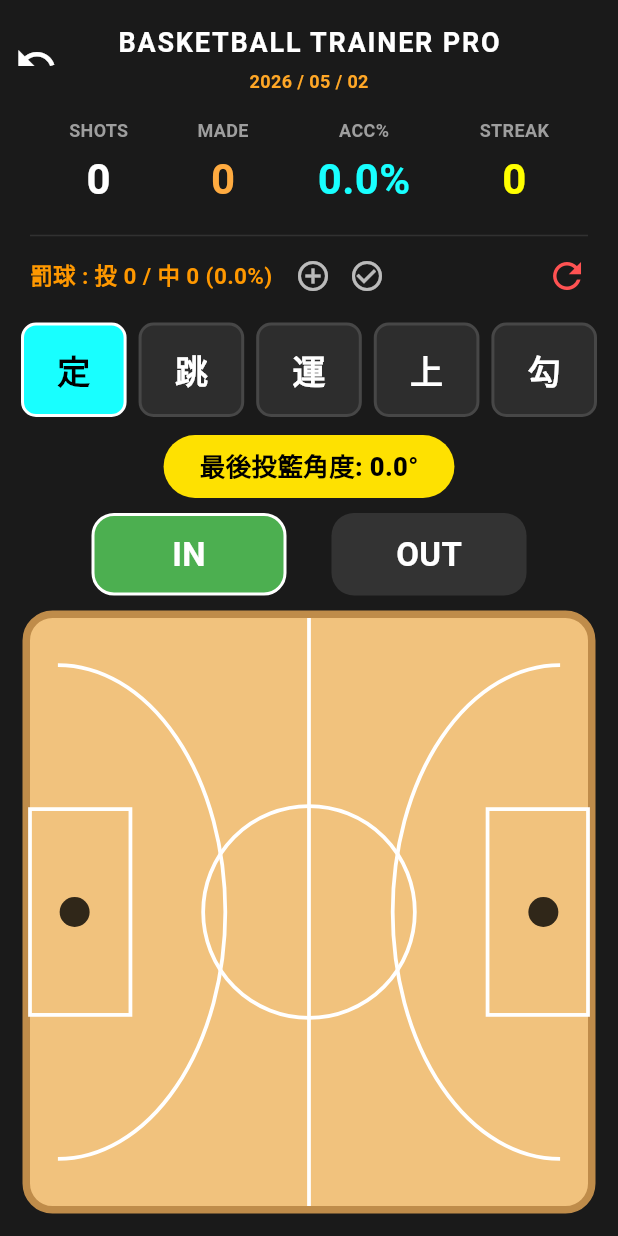
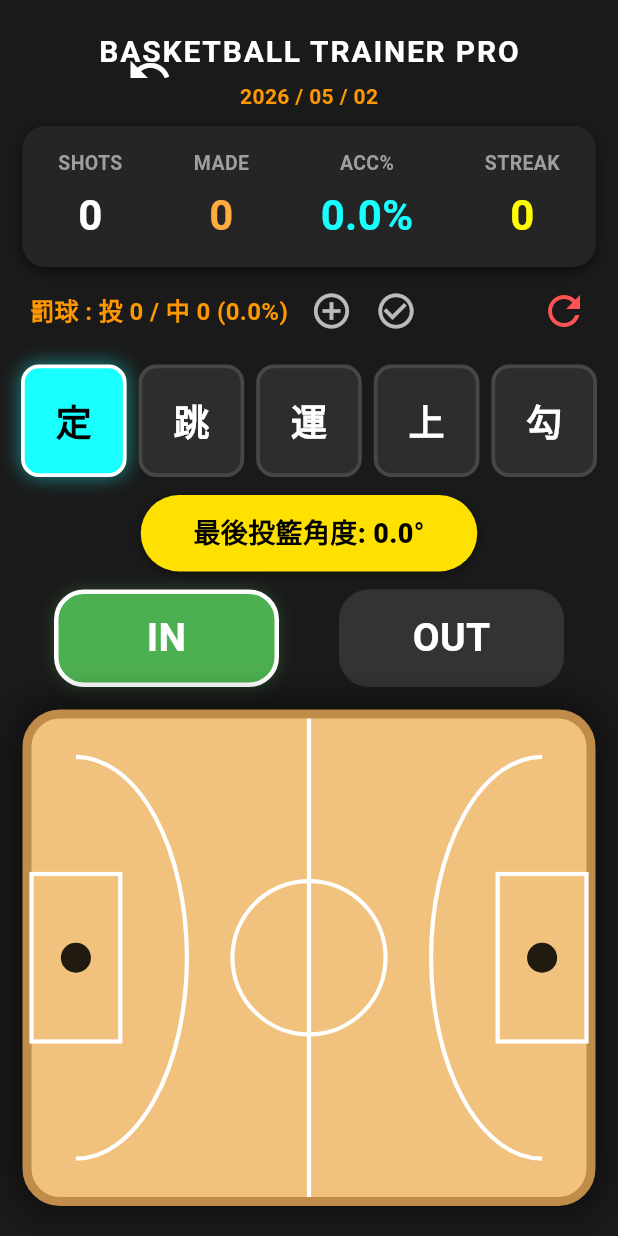
Before and after one commit to qp2ldilrul/basketball_trainer, a Flutter app: the screen it shows after launch, after a tap on the "undo" icon, on a phone screen of 412 x 824 dp. Run offline on Flutter 3.47's test engine with Material 3 defaults, Android fonts, the phone set to English and light mode, and no system bars.

Commit message:
force update basketball pro version

```diff
--- a/lib/main.dart
+++ b/lib/main.dart
@@ -66,23 +66,20 @@ class _ShotProScreenState extends State<ShotProScreen> {
 
   void _handleTap(Offset pos, Size size) {
     bool isLeftHalf = pos.dx < size.width / 2;
-    // 籃框中心座標
+    // 籃框中心座標 (嚴格依照視覺比例對齊)
     double basketX = isLeftHalf ? size.width * 0.08 : size.width * 0.92;
     double basketY = size.height / 2;
 
-    // 計算相對於籃框的位移
-    // dx: 往場內的水平距離 (取絕對值)
-    // dy: 偏離中心線的垂直距離 (取絕對值)
+    // 計算水平與垂直位移
     double dx = isLeftHalf ? (pos.dx - basketX) : (basketX - pos.dx);
     double dy = (pos.dy - basketY).abs();
 
     // 角度計算：
-    // 使用 atan2(垂直位移, 水平位移) 得到與中心水平線的夾角 (0~90度)
-    // 當正對籃框時，dy=0, dx大 -> rad=0, 我們希望顯示 90
-    // 當在底角時，dx趨近0, dy大 -> rad=pi/2, 我們希望顯示 180
+    // 正對籃框 dy=0 -> 90.0度
+    // 底線底角 dx=0 -> 180.0度
     double rad = math.atan2(dy, dx);
     double deg = rad * 180 / math.pi;
-    double finalAngle = 90 + deg;
+    double finalAngle = 90.0 + deg;
 
     setState(() {
       _lastAngle = finalAngle;
@@ -94,7 +91,7 @@ class _ShotProScreenState extends State<ShotProScreen> {
         color: _typeColors[_currentType]!,
       ));
 
-      // 更新連進次數 (Streak)
+      // 計算連進次數
       int currentStreak = 0;
       for (int i = _records.length - 1; i >= 0; i--) {
         if (_records[i].isMade) {
@@ -111,7 +108,6 @@ class _ShotProScreenState extends State<ShotProScreen> {
     if (_records.isNotEmpty) {
       setState(() {
         _records.removeLast();
-        // 重新計算 Streak
         int currentStreak = 0;
         for (int i = _records.length - 1; i >= 0; i--) {
           if (_records[i].isMade) {
@@ -145,19 +141,21 @@ class _ShotProScreenState extends State<ShotProScreen> {
 
     return Scaffold(
       body: Container(
+        width: double.infinity,
+        height: double.infinity,
         decoration: const BoxDecoration(color: Color(0xFF1A1A1A)),
         child: Column(
           children: [
-            // --- 頂部標題與復原鍵 ---
-            Container(
-              padding: const EdgeInsets.only(top: 15, bottom: 5),
+            // --- 標題與復原按鈕 ---
+            Padding(
+              padding: const EdgeInsets.only(top: 20, bottom: 5),
               child: Stack(
                 alignment: Alignment.center,
                 children: [
-                  Align(
-                    alignment: Alignment.centerLeft,
+                  Positioned(
+                    left: 10,
                     child: IconButton(
-                      icon: const Icon(Icons.undo, color: Colors.white, size: 28),
+                      icon: const Icon(Icons.undo, color: Colors.white, size: 30),
                       onPressed: _undo,
                     ),
                   ),
@@ -165,23 +163,34 @@ class _ShotProScreenState extends State<ShotProScreen> {
                     children: [
                       const Text(
                         'BASKETBALL TRAINER PRO',
-                        style: TextStyle(color: Colors.white, fontWeight: FontWeight.bold, fontSize: 18, letterSpacing: 1.2),
+                        style: TextStyle(
+                          color: Colors.white,
+                          fontWeight: FontWeight.bold,
+                          fontSize: 20,
+                          letterSpacing: 1.2,
+                        ),
                       ),
-                      const SizedBox(height: 4),
-                      Text(
+                      const SizedBox(height: 5),
+                      const Text(
                         '2026 / 05 / 02',
-                        style: TextStyle(color: Colors.orange.shade400, fontSize: 12, fontWeight: FontWeight.w600),
+                        style: TextStyle(color: Colors.orange, fontSize: 14, fontWeight: FontWeight.bold),
                       ),
                     ],
                   ),
                 ],
               ),
             ),
-            // --- 數據統計面板 ---
-            Padding(
-              padding: const EdgeInsets.symmetric(vertical: 10),
+            // --- 數據統計區 (含陰影細節) ---
+            Container(
+              margin: const EdgeInsets.symmetric(horizontal: 15, vertical: 5),
+              padding: const EdgeInsets.symmetric(vertical: 15),
+              decoration: BoxDecoration(
+                color: const Color(0xFF252525),
+                borderRadius: BorderRadius.circular(15),
+                boxShadow: const [BoxShadow(color: Colors.black45, blurRadius: 6, offset: Offset(0, 3))],
+              ),
               child: Row(
-                mainAxisAlignment: MainAxisAlignment.spaceEvenly,
+                mainAxisAlignment: MainAxisAlignment.spaceAround,
                 children: [
                   _buildStatItem('SHOTS', totalCount.toString(), Colors.white),
                   _buildStatItem('MADE', madeCount.toString(), Colors.orangeAccent),
@@ -190,35 +199,25 @@ class _ShotProScreenState extends State<ShotProScreen> {
                 ],
               ),
             ),
-            const Divider(color: Colors.white10, thickness: 1, indent: 20, endIndent: 20),
-            // --- 罰球計數區 ---
+            // --- 罰球控制列 ---
             Padding(
-              padding: const EdgeInsets.symmetric(horizontal: 20, vertical: 5),
+              padding: const EdgeInsets.symmetric(horizontal: 20, vertical: 8),
               child: Row(
                 children: [
                   Text(
                     '罰球 : 投 $_ftTotal / 中 $_ftMade (${ftAccuracy.toStringAsFixed(1)}%)',
-                    style: const TextStyle(color: Colors.orange, fontSize: 15, fontWeight: FontWeight.bold),
+                    style: const TextStyle(color: Colors.orange, fontSize: 16, fontWeight: FontWeight.bold),
                   ),
                   const SizedBox(width: 15),
-                  GestureDetector(
-                    onTap: () => setState(() => _ftTotal++),
-                    child: const Icon(Icons.add_circle_outline, color: Colors.white70, size: 24),
-                  ),
-                  const SizedBox(width: 12),
-                  GestureDetector(
-                    onTap: () => setState(() { _ftTotal++; _ftMade++; }),
-                    child: const Icon(Icons.check_circle_outline, color: Colors.white70, size: 24),
-                  ),
+                  InkWell(onTap: () => setState(() => _ftTotal++), child: const Icon(Icons.add_circle_outline, size: 28, color: Colors.white70)),
+                  const SizedBox(width: 15),
+                  InkWell(onTap: () => setState(() { _ftTotal++; _ftMade++; }), child: const Icon(Icons.check_circle_outline, size: 28, color: Colors.white70)),
                   const Spacer(),
-                  GestureDetector(
-                    onTap: _resetAll,
-                    child: const Icon(Icons.refresh, color: Colors.redAccent, size: 28),
-                  ),
+                  InkWell(onTap: _resetAll, child: const Icon(Icons.refresh, color: Colors.redAccent, size: 32)),
                 ],
               ),
             ),
-            // --- 投籃類型選擇器 (平均分配空間) ---
+            // --- 投籃類型選擇器 (完整寬度與裝飾) ---
             Padding(
               padding: const EdgeInsets.symmetric(horizontal: 10, vertical: 12),
               child: Row(
@@ -229,20 +228,18 @@ class _ShotProScreenState extends State<ShotProScreen> {
                       onTap: () => setState(() => _currentType = type),
                       child: Container(
                         margin: const EdgeInsets.symmetric(horizontal: 4),
-                        padding: const EdgeInsets.symmetric(vertical: 14),
+                        padding: const EdgeInsets.symmetric(vertical: 18),
                         decoration: BoxDecoration(
                           color: isSelected ? _typeColors[type] : const Color(0xFF2D2D2D),
-                          borderRadius: BorderRadius.circular(10),
-                          border: Border.all(
-                            color: isSelected ? Colors.white : Colors.white12,
-                            width: 2,
-                          ),
+                          borderRadius: BorderRadius.circular(12),
+                          border: Border.all(color: isSelected ? Colors.white : Colors.white12, width: 2.5),
+                          boxShadow: isSelected ? [BoxShadow(color: _typeColors[type]!.withOpacity(0.5), blurRadius: 10)] : null,
                         ),
                         child: Center(
                           child: Text(
                             type,
                             style: TextStyle(
-                              fontSize: 22,
+                              fontSize: 24,
                               fontWeight: FontWeight.bold,
                               color: isSelected ? Colors.black : Colors.white,
                             ),
@@ -254,46 +251,44 @@ class _ShotProScreenState extends State<ShotProScreen> {
                 }).toList(),
               ),
             ),
-            // --- 角度即時顯示 (修正 FontWeight) ---
+            // --- 角度即時顯示 (嚴格使用 FontWeight.w900) ---
             Container(
-              margin: const EdgeInsets.only(bottom: 10),
-              padding: const EdgeInsets.symmetric(horizontal: 24, vertical: 8),
+              margin: const EdgeInsets.only(bottom: 12),
+              padding: const EdgeInsets.symmetric(horizontal: 35, vertical: 12),
               decoration: BoxDecoration(
                 color: const Color(0xFFFEE101),
-                borderRadius: BorderRadius.circular(25),
+                borderRadius: BorderRadius.circular(30),
+                boxShadow: const [BoxShadow(color: Colors.black38, blurRadius: 5, offset: Offset(0, 2))],
               ),
               child: Text(
                 '最後投籃角度: ${_lastAngle.toStringAsFixed(1)}°',
-                style: const TextStyle(
-                  color: Colors.black,
-                  fontWeight: FontWeight.w900, // 修正處：使用有效權重
-                  fontSize: 17
-                ),
+                style: const TextStyle(color: Colors.black, fontWeight: FontWeight.w900, fontSize: 18),
               ),
             ),
-            // --- IN / OUT 按鈕 ---
+            // --- IN / OUT 大按鈕 ---
             Padding(
-              padding: const EdgeInsets.only(bottom: 10),
+              padding: const EdgeInsets.only(bottom: 15),
               child: Row(
                 mainAxisAlignment: MainAxisAlignment.center,
                 children: [
-                  _buildLargeActionBtn(true),
-                  const SizedBox(width: 30),
-                  _buildLargeActionBtn(false),
+                  _buildLargeActionBtn(true, 'IN', const Color(0xFF4CAF50)),
+                  const SizedBox(width: 40),
+                  _buildLargeActionBtn(false, 'OUT', const Color(0xFF424242)),
                 ],
               ),
             ),
-            // --- 球場繪製區域 ---
+            // --- 球場區域 (包含所有標線細節) ---
             Expanded(
               child: Padding(
-                padding: const EdgeInsets.fromLTRB(15, 0, 15, 15),
+                padding: const EdgeInsets.fromLTRB(15, 0, 15, 20),
                 child: AspectRatio(
                   aspectRatio: 16 / 9,
                   child: Container(
                     decoration: BoxDecoration(
                       color: const Color(0xFFF1C27D),
-                      borderRadius: BorderRadius.circular(20),
-                      border: Border.all(color: const Color(0xFFBF8C4A), width: 5),
+                      borderRadius: BorderRadius.circular(25),
+                      border: Border.all(color: const Color(0xFFBF8C4A), width: 6),
+                      boxShadow: const [BoxShadow(color: Colors.black54, blurRadius: 20, spreadRadius: 3)],
                     ),
                     child: LayoutBuilder(
                       builder: (context, constraints) {
@@ -320,32 +315,30 @@ class _ShotProScreenState extends State<ShotProScreen> {
     return Column(
       mainAxisSize: MainAxisSize.min,
       children: [
-        Text(label, style: const TextStyle(color: Colors.grey, fontSize: 12, fontWeight: FontWeight.bold)),
-        const SizedBox(height: 4),
+        Text(label, style: const TextStyle(color: Colors.grey, fontSize: 13, fontWeight: FontWeight.bold)),
+        const SizedBox(height: 5),
         Text(value, style: TextStyle(color: color, fontSize: 28, fontWeight: FontWeight.bold)),
       ],
     );
   }
 
-  Widget _buildLargeActionBtn(bool isIn) {
+  Widget _buildLargeActionBtn(bool isIn, String label, Color baseColor) {
     bool isSelected = _nextIsMade == isIn;
-    Color btnColor = isIn ? const Color(0xFF4CAF50) : const Color(0xFF424242);
-    if (!isSelected) btnColor = const Color(0xFF333333);
-
     return InkWell(
       onTap: () => setState(() => _nextIsMade = isIn),
       child: Container(
-        width: 130,
-        height: 55,
+        width: 150,
+        height: 65,
         decoration: BoxDecoration(
-          color: btnColor,
-          borderRadius: BorderRadius.circular(15),
-          border: Border.all(color: isSelected ? Colors.white : Colors.transparent, width: 2),
+          color: isSelected ? baseColor : const Color(0xFF333333),
+          borderRadius: BorderRadius.circular(20),
+          border: Border.all(color: isSelected ? Colors.white : Colors.transparent, width: 3),
+          boxShadow: isSelected ? [BoxShadow(color: baseColor.withOpacity(0.3), blurRadius: 8)] : null,
         ),
         child: Center(
           child: Text(
-            isIn ? 'IN' : 'OUT',
-            style: const TextStyle(color: Colors.white, fontSize: 22, fontWeight: FontWeight.bold),
+            label,
+            style: const TextStyle(color: Colors.white, fontSize: 26, fontWeight: FontWeight.bold),
           ),
         ),
       ),
@@ -362,71 +355,68 @@ class BasketballCourtPainter extends CustomPainter {
     final Paint linePaint = Paint()
       ..color = Colors.white
       ..style = PaintingStyle.stroke
-      ..strokeWidth = 2.5;
+      ..strokeWidth = 2.8;
 
-    final Paint fillPaint = Paint()
-      ..color = Colors.black.withOpacity(0.8)
-      ..style = PaintingStyle.fill;
+    final Paint basketPaint = Paint()..color = Colors.black87..style = PaintingStyle.fill;
 
     double w = size.width;
     double h = size.height;
     double midX = w / 2;
     double midY = h / 2;
 
-    // 球場中線
+    // 1. 球場中線與中圈
     canvas.drawLine(Offset(midX, 0), Offset(midX, h), linePaint);
-    // 中圈
-    canvas.drawCircle(Offset(midX, midY), h * 0.18, linePaint);
+    canvas.drawCircle(Offset(midX, midY), h * 0.16, linePaint);
 
-    // 左右半場繪製
+    // 2. 左右半場繪製 (嚴格對齊標線)
     for (bool isLeft in [true, false]) {
       double startX = isLeft ? 0 : w;
-      double multiplier = isLeft ? 1 : -1;
+      double side = isLeft ? 1 : -1;
 
-      // 禁區 (Key)
-      double keyWidth = w * 0.18;
-      double keyHeight = h * 0.35;
+      // 禁區 (還原截圖比例)
+      double kWidth = w * 0.16;
+      double kHeight = h * 0.35;
       canvas.drawRect(
-        Rect.fromCenter(center: Offset(startX + (keyWidth / 2 * multiplier), midY), width: keyWidth, height: keyHeight),
+        Rect.fromCenter(center: Offset(startX + (kWidth / 2 * side), midY), width: kWidth, height: kHeight),
         linePaint,
       );
 
-      // 三分線 (3-Point Line)
+      // 三分線弧度 (還原截圖比例，確保底角有空間)
       double threeRadius = h * 0.42;
       canvas.drawArc(
-        Rect.fromCenter(center: Offset(startX + (w * 0.05 * multiplier), midY), width: w * 0.6, height: threeRadius * 2),
+        Rect.fromLTWH(isLeft ? -w * 0.12 : w * 0.72, midY - threeRadius, w * 0.4, threeRadius * 2),
         isLeft ? -math.pi / 2 : math.pi / 2,
         math.pi,
         false,
         linePaint,
       );
 
-      // 籃框圓點
-      canvas.drawCircle(Offset(isLeft ? w * 0.08 : w * 0.92, midY), 10, fillPaint);
+      // 籃框點 (視覺焦點)
+      canvas.drawCircle(Offset(isLeft ? w * 0.08 : w * 0.92, midY), 10, basketPaint);
     }
 
-    // 繪製投籃點與角度標籤
-    for (var record in records) {
-      final Paint pPaint = Paint()..color = record.color;
-      canvas.drawCircle(record.position, 8, pPaint);
+    // 3. 繪製所有投籃點與角度標籤
+    for (var r in records) {
+      final Paint pPaint = Paint()..color = r.color;
+      canvas.drawCircle(r.position, 9, pPaint);
 
-      if (!record.isMade) {
-        canvas.drawCircle(record.position, 8, Paint()..color = Colors.black..style = PaintingStyle.stroke..strokeWidth = 2);
+      if (!r.isMade) {
+        canvas.drawCircle(r.position, 9, Paint()..color = Colors.black..style = PaintingStyle.stroke..strokeWidth = 2);
       }
 
       final TextPainter tp = TextPainter(
         text: TextSpan(
-          text: '${record.angle.toStringAsFixed(1)}°',
+          text: '${r.angle.toStringAsFixed(1)}°',
           style: const TextStyle(
             color: Colors.black,
-            fontSize: 13,
+            fontSize: 12,
             fontWeight: FontWeight.bold,
             backgroundColor: Colors.white70
           ),
         ),
         textDirection: TextDirection.ltr,
       )..layout();
-      tp.paint(canvas, Offset(record.position.dx - (tp.width / 2), record.position.dy - 24));
+      tp.paint(canvas, Offset(r.position.dx - (tp.width / 2), r.position.dy - 25));
     }
   }
 
```
